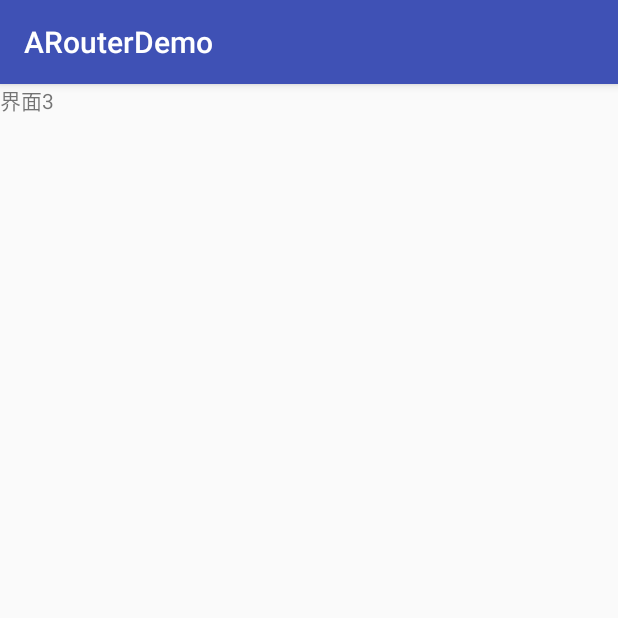
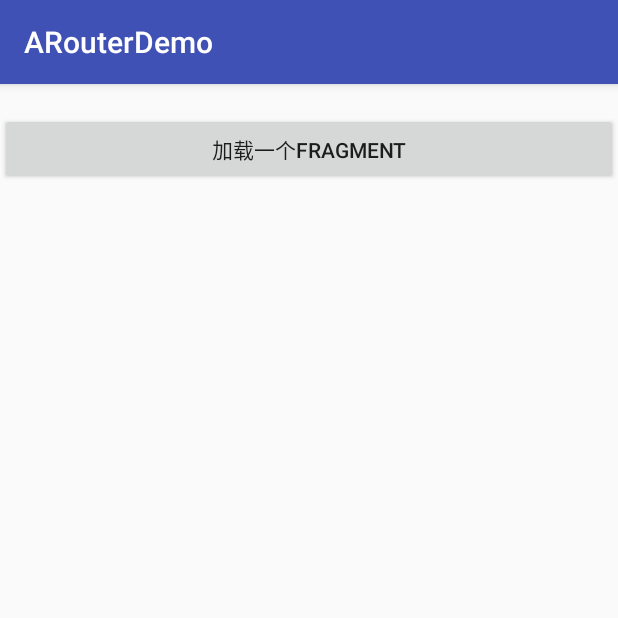
Before and after one commit to zhiweiAndroid/Arouter, an Android app: the Main3Activity screen opened directly, with no data from a screen before it, on a phone screen of 412 x 824 dp, the top half of it. Run offline under Robolectric (Android 15) with nearby library versions, the phone set to English and light mode, and no system bars; libraries missing offline, so code that uses them is left out: com.alibaba.android.

Commit message:
测试完成

```diff
--- a/app/build.gradle
+++ b/app/build.gradle
@@ -44,6 +44,5 @@ dependencies {
     api rootProject.ext.dependencies.SmartRefreshLayout
     api rootProject.ext.dependencies.banner
     api rootProject.ext.dependencies.arouter_api
-    implementation 'com.android.support.constraint:constraint-layout:1.1.0'
     annotationProcessor rootProject.ext.dependencies.arouter_compiler
 }
--- a/app/src/main/java/com/example/user/arouterdemo/Main3Activity.java
+++ b/app/src/main/java/com/example/user/arouterdemo/Main3Activity.java
@@ -1,16 +1,35 @@
 package com.example.user.arouterdemo;
 
+import android.support.v4.app.Fragment;
 import android.support.v7.app.AppCompatActivity;
 import android.os.Bundle;
+import android.view.View;
+import android.widget.Button;
+import android.widget.RelativeLayout;
+import android.widget.TextView;
 
 import com.alibaba.android.arouter.facade.annotation.Route;
+import com.alibaba.android.arouter.launcher.ARouter;
 
-@Route(path = "/demo/main3",group = "main")
+@Route(path = "/demo/main3", group = "main")
 public class Main3Activity extends AppCompatActivity {
+
 
     @Override
     protected void onCreate(Bundle savedInstanceState) {
         super.onCreate(savedInstanceState);
         setContentView(R.layout.activity_main3);
+        TextView tv = findViewById(R.id.tv3);
+        Button btn = findViewById(R.id.btn3);
+        tv.setText(getIntent().getStringExtra("name"));
+        btn.setOnClickListener(new View.OnClickListener() {
+            @Override
+            public void onClick(View v) {
+                /*MyFragment fragment = new MyFragment();*/
+                Fragment fragment= (Fragment) ARouter.getInstance().build("/demo/myfragment").navigation();
+                getSupportFragmentManager().beginTransaction().add(R.id.rl3, fragment).commit();
+            }
+        });
+
     }
 }
--- a/app/src/main/java/com/example/user/arouterdemo/MainActivity.java
+++ b/app/src/main/java/com/example/user/arouterdemo/MainActivity.java
@@ -36,7 +36,7 @@ public class MainActivity extends AppCompatActivity implements View.OnClickListe
     public void onClick(View v) {
         switch (v.getId()){
             case R.id.btn1:
-                ARouter.getInstance().build("/demo/main2").withString("name","zitan").navigation(this, new NavigationCallback() {
+                ARouter.getInstance().build("/demo/main3","main").withString("name","zitan").navigation(this, new NavigationCallback() {
                     @Override
                     public void onFound(Postcard postcard) {
                         Log.e("NavigationCallback", "onFound: 找到了 ");
@@ -49,7 +49,8 @@ public class MainActivity extends AppCompatActivity implements View.OnClickListe
 
                     @Override
                     public void onArrival(Postcard postcard) {
-                        Log.e("NavigationCallback", "onArrival: 跳转完了 ");
+                        String group = postcard.getGroup();
+                        Log.e("navigation", "onArrival: "+group);
                     }
 
                     @Override
--- a/app/src/main/res/layout/activity_main3.xml
+++ b/app/src/main/res/layout/activity_main3.xml
@@ -1,12 +1,24 @@
 <?xml version="1.0" encoding="utf-8"?>
-<android.support.constraint.ConstraintLayout xmlns:android="http://schemas.android.com/apk/res/android"
+<LinearLayout
+    xmlns:android="http://schemas.android.com/apk/res/android"
     xmlns:app="http://schemas.android.com/apk/res-auto"
     xmlns:tools="http://schemas.android.com/tools"
     android:layout_width="match_parent"
     android:layout_height="match_parent"
+    android:orientation="vertical"
     tools:context="com.example.user.arouterdemo.Main3Activity">
 <TextView
+    android:id="@+id/tv3"
     android:text="界面3"
     android:layout_width="wrap_content"
     android:layout_height="wrap_content" />
-</android.support.constraint.ConstraintLayout>
+<Button
+    android:id="@+id/btn3"
+    android:text="加载一个Fragment"
+    android:layout_width="match_parent"
+    android:layout_height="wrap_content" />
+    <RelativeLayout
+        android:id="@+id/rl3"
+        android:layout_width="match_parent"
+        android:layout_height="match_parent"></RelativeLayout>
+</LinearLayout>
```
Also changed, not shown: app/src/main/java/com/example/user/arouterdemo/MyFragment.java (added, +28 -0 lines), app/src/main/res/layout/fragment_my.xml (added, +9 -0 lines).
